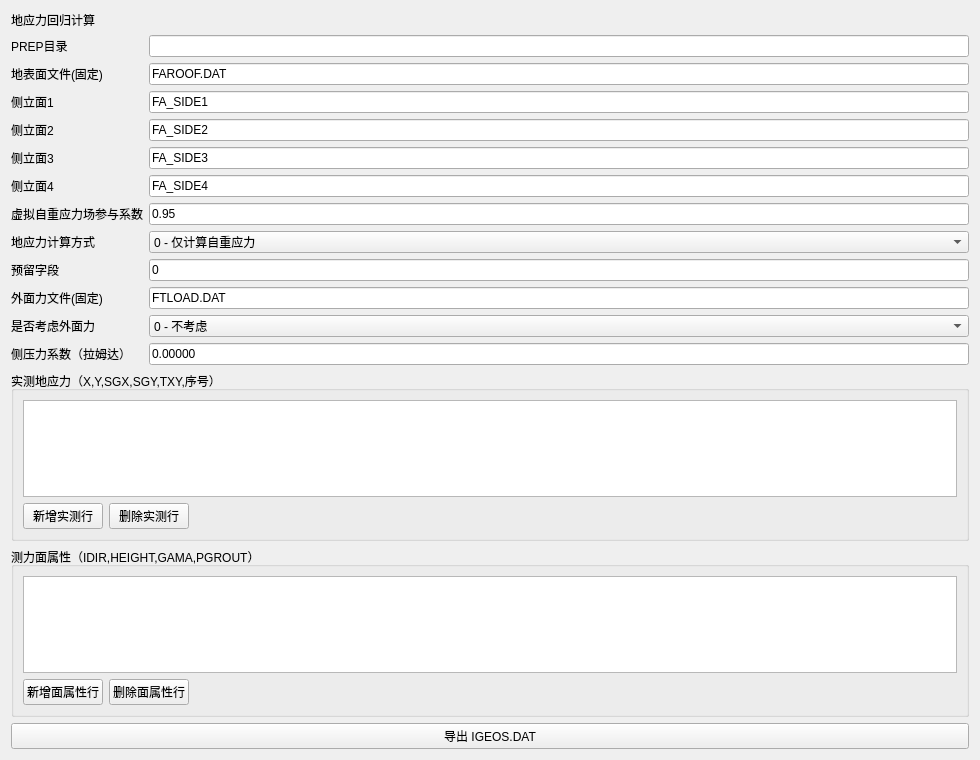
The window that plugins/Base_Slover/GeoStressRegressionWidget.ui (asd977/base_cae) describes before a commit, drawn with Qt 5.
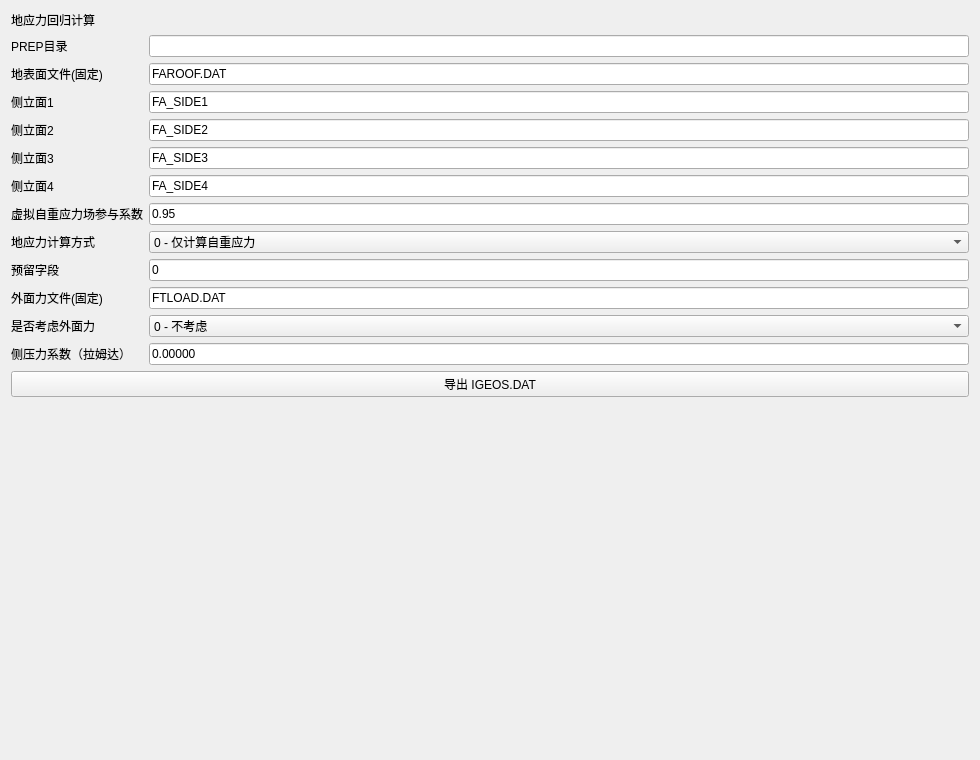
The same window after the commit.

```diff
--- a/plugins/Base_Slover/GeoStressRegressionWidget.ui
+++ b/plugins/Base_Slover/GeoStressRegressionWidget.ui
@@ -40,8 +40,6 @@
      <item row="11" column="0"><widget class="QLabel" name="label11"><property name="text"><string>侧压力系数（拉姆达）</string></property></widget></item>
      <item row="11" column="1"><widget class="QLineEdit" name="lambdaEdit"><property name="text"><string>0.00000</string></property></widget></item>
    </layout></item>
-   <item><widget class="QGroupBox" name="measureGroup"><property name="title"><string>实测地应力（X,Y,SGX,SGY,TXY,序号）</string></property><layout class="QVBoxLayout" name="verticalLayoutMeasure"><item><widget class="QTableWidget" name="measureTable"/></item><item><layout class="QHBoxLayout" name="measureBtnLayout"><item><widget class="QPushButton" name="addMeasureBtn"><property name="text"><string>新增实测行</string></property></widget></item><item><widget class="QPushButton" name="removeMeasureBtn"><property name="text"><string>删除实测行</string></property></widget></item><item><spacer name="horizontalSpacer1"><property name="orientation"><enum>Qt::Horizontal</enum></property><property name="sizeHint" stdset="0"><size><width>40</width><height>20</height></size></property></spacer></item></layout></item></layout></widget></item>
-   <item><widget class="QGroupBox" name="faceAttrGroup"><property name="title"><string>测力面属性（IDIR,HEIGHT,GAMA,PGROUT）</string></property><layout class="QVBoxLayout" name="verticalLayoutFace"><item><widget class="QTableWidget" name="faceAttrTable"/></item><item><layout class="QHBoxLayout" name="faceBtnLayout"><item><widget class="QPushButton" name="addFaceBtn"><property name="text"><string>新增面属性行</string></property></widget></item><item><widget class="QPushButton" name="removeFaceBtn"><property name="text"><string>删除面属性行</string></property></widget></item><item><spacer name="horizontalSpacer2"><property name="orientation"><enum>Qt::Horizontal</enum></property><property name="sizeHint" stdset="0"><size><width>40</width><height>20</height></size></property></spacer></item></layout></item></layout></widget></item>
    <item>
     <widget class="QPushButton" name="btnCompute">
      <property name="text"><string>导出 IGEOS.DAT</string></property>
```
